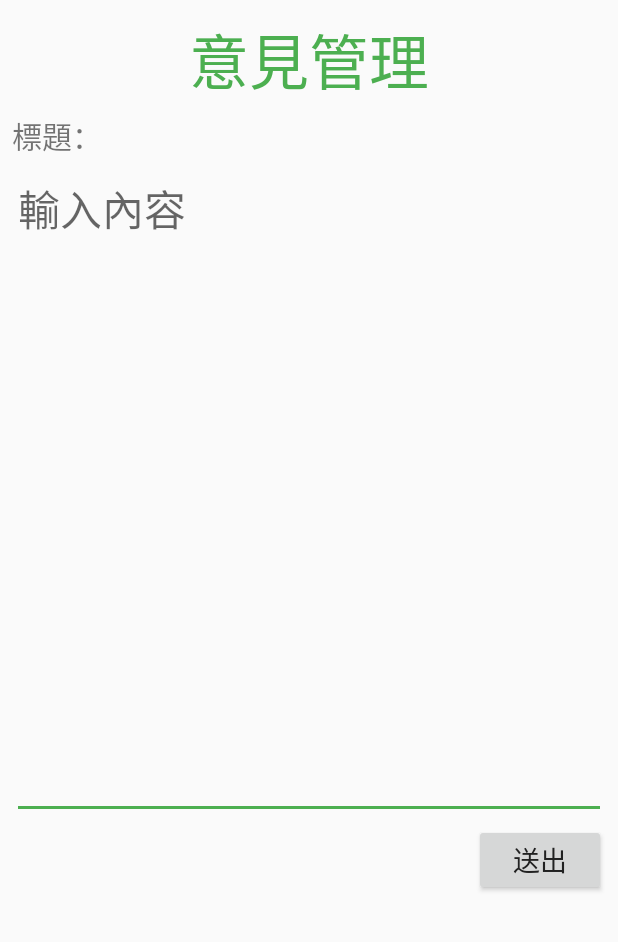
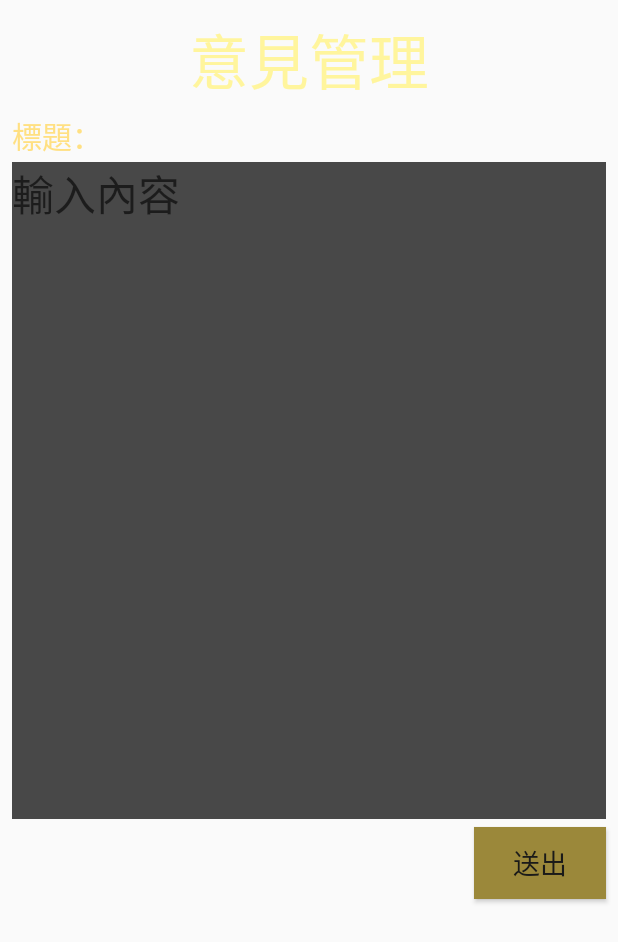
Before and after one commit to DP103-G1/Backstage, an Android app: the fragment ReplyFragment shown on its own in the app's theme, on a phone screen of 412 x 824 dp. Shown: the top 942 px of the screen. Run offline under Robolectric (Android 15) with nearby library versions, the phone set to English and light mode, and no system bars; 2 statements that could not run were skipped.

Commit message:
//SUG_Box layout樣式調整

```diff
--- a/app/src/main/res/layout/fragment_main.xml
+++ b/app/src/main/res/layout/fragment_main.xml
@@ -46,7 +46,7 @@
     <androidx.recyclerview.widget.RecyclerView
         android:id="@+id/rvReact"
         android:layout_width="match_parent"
-        android:layout_height="460dp"
+        android:layout_height="455dp"
         android:layout_marginTop="5dp" />
 
 </LinearLayout>
--- a/app/src/main/res/layout/fragment_reply.xml
+++ b/app/src/main/res/layout/fragment_reply.xml
@@ -15,7 +15,7 @@
         android:layout_marginEnd="8dp"
         android:gravity="center"
         android:text="@string/tvSUG"
-        android:textColor="@color/colorAccent"
+        android:textColor="@color/colorText"
         android:textSize="40sp"
         app:layout_constraintEnd_toEndOf="parent"
         app:layout_constraintStart_toStartOf="parent"
@@ -25,10 +25,11 @@
         android:id="@+id/btReply"
         android:layout_width="wrap_content"
         android:layout_height="wrap_content"
-        android:layout_marginTop="3dp"
+        android:layout_marginTop="5dp"
         android:layout_marginEnd="8dp"
+        android:background="@color/normalText"
         android:text="@string/btSent"
-        android:textColor="@color/colorPrimary"
+        android:textColor="@color/chartButtonText"
         android:textSize="18sp"
         app:layout_constraintEnd_toEndOf="parent"
         app:layout_constraintTop_toBottomOf="@+id/etReply" />
@@ -40,11 +41,12 @@
         android:layout_marginStart="8dp"
         android:layout_marginTop="5dp"
         android:layout_marginEnd="8dp"
+        android:background="@color/colorPrimaryLight"
         android:ems="10"
         android:gravity="start|top"
         android:hint="@string/tvContent"
         android:inputType="textMultiLine"
-        android:textColor="@color/colorAccent"
+        android:textColor="@color/chartData"
         android:textSize="28sp"
         app:layout_constraintEnd_toEndOf="parent"
         app:layout_constraintHorizontal_bias="0.0"
@@ -56,6 +58,7 @@
         android:layout_width="0dp"
         android:layout_height="wrap_content"
         android:layout_marginTop="5dp"
+        android:textColor="@color/colorSecondary"
         android:textSize="20sp"
         app:layout_constraintStart_toEndOf="@+id/tvMemberTopic"
         app:layout_constraintTop_toBottomOf="@+id/tvTitle"
@@ -67,6 +70,7 @@
         android:layout_height="wrap_content"
         android:layout_marginTop="5dp"
         android:text="@string/etTopic"
+        android:textColor="@color/colorSecondary"
         android:textSize="20sp"
         app:layout_constraintStart_toStartOf="@+id/tvTitle"
         app:layout_constraintTop_toBottomOf="@+id/tvTitle" />
```
Also changed, not shown: app/src/main/res/layout/main_content_item_view.xml (+7 -4 lines).
